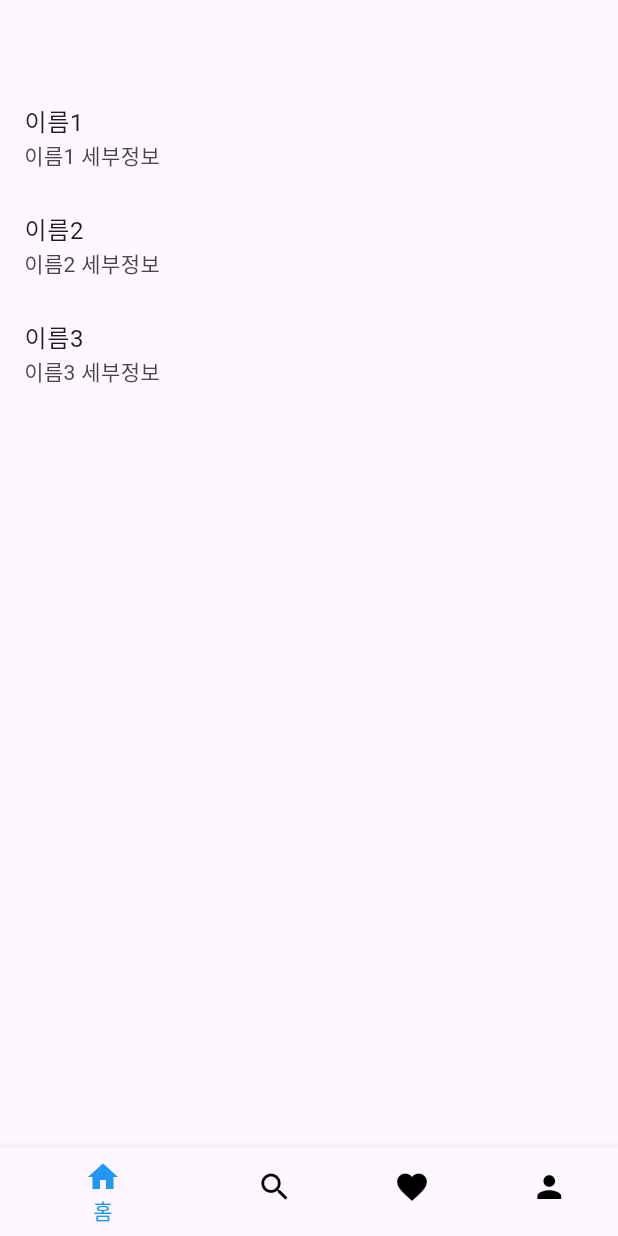
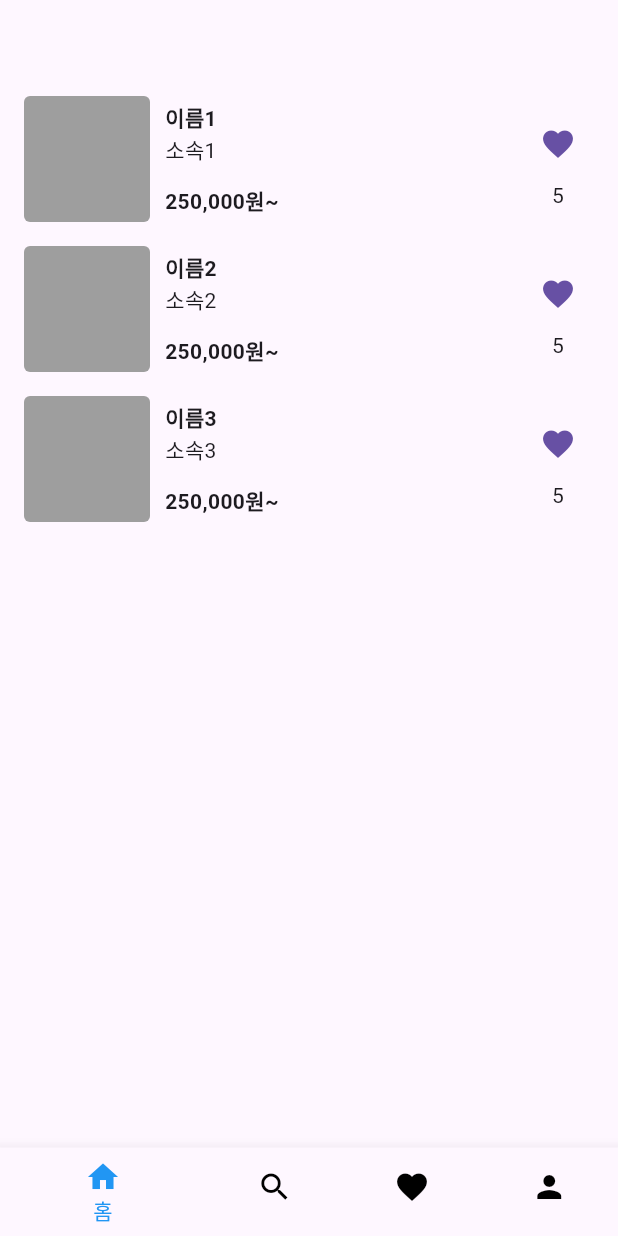
Before and after one commit to dears-swm-15th/dears-fe, a Flutter app: the screen it shows after launch, on a phone screen of 412 x 824 dp. Run offline on Flutter 3.47's test engine with Material 3 defaults, Android fonts, the phone set to English and light mode, and no system bars; our stand-ins replace dio, flutter_hooks, freezed_annotation, go_router, hooks_riverpod, retrofit and 1 more; generated files the repository leaves out were written again.

Commit message:
feat: portfolio list tile with favorite toggle button

```diff
--- a/lib/pages/main_page.dart
+++ b/lib/pages/main_page.dart
@@ -1,7 +1,7 @@
 import 'package:dears/providers/portfolio_list_provider.dart';
+import 'package:dears/widgets/portfolio_list_tile.dart';
 import 'package:flutter/material.dart';
 import 'package:flutter_hooks/flutter_hooks.dart';
-import 'package:go_router/go_router.dart';
 import 'package:hooks_riverpod/hooks_riverpod.dart';
 
 class MainPage extends HookConsumerWidget {
@@ -17,15 +17,13 @@ class MainPage extends HookConsumerWidget {
       appBar: AppBar(),
       body: Center(
         child: ListView(
-          children: portfolioList.map((e) {
-            return ListTile(
-              title: Text(e.name),
-              subtitle: Text("${e.name} 세부정보"),
-              onTap: () {
-                context.push("/details/${e.id}");
-              },
-            );
-          }).toList(),
+          children: List.generate(
+            portfolioList.length,
+            (index) {
+              final portfolio = portfolioList[index];
+              return PortfolioListTile(portfolio);
+            },
+          ),
         ),
       ),
       bottomNavigationBar: BottomNavigationBar(
--- /dev/null
+++ b/lib/widgets/favorite_toggle_button.dart
@@ -0,0 +1,37 @@
+import 'package:flutter/material.dart';
+import 'package:flutter_hooks/flutter_hooks.dart';
+
+class FavoriteToggleButton extends HookWidget {
+  final bool initialFavorite;
+  final int initialCount;
+
+  const FavoriteToggleButton({
+    super.key,
+    required this.initialFavorite,
+    required this.initialCount,
+  });
+
+  @override
+  Widget build(BuildContext context) {
+    final isFavorite = useState(initialFavorite);
+    final count = useState(initialCount);
+
+    final toggleFavorite = useCallback(() {
+      isFavorite.value = !isFavorite.value;
+      isFavorite.value ? count.value++ : count.value--;
+    });
+
+    return Column(
+      mainAxisAlignment: MainAxisAlignment.center,
+      children: [
+        IconButton(
+          onPressed: toggleFavorite,
+          isSelected: isFavorite.value,
+          selectedIcon: const Icon(Icons.favorite),
+          icon: const Icon(Icons.favorite_border),
+        ),
+        Text("${count.value}"),
+      ],
+    );
+  }
+}
--- /dev/null
+++ b/lib/widgets/portfolio_list_tile.dart
@@ -0,0 +1,70 @@
+import 'package:dears/domains/portfolio/portfolio.dart';
+import 'package:dears/widgets/favorite_toggle_button.dart';
+import 'package:flutter/material.dart';
+import 'package:go_router/go_router.dart';
+
+class PortfolioListTile extends StatelessWidget {
+  final Portfolio portfolio;
+
+  const PortfolioListTile(
+    this.portfolio, {
+    super.key,
+  });
+
+  @override
+  Widget build(BuildContext context) {
+    return InkWell(
+      onTap: () {
+        context.push("/details/${portfolio.id}");
+      },
+      child: Container(
+        padding: const EdgeInsets.symmetric(
+          horizontal: 16,
+          vertical: 8,
+        ),
+        height: 100,
+        child: Row(
+          mainAxisAlignment: MainAxisAlignment.spaceBetween,
+          children: [
+            Row(
+              children: [
+                Container(
+                  width: 84,
+                  height: 84,
+                  decoration: BoxDecoration(
+                    color: Colors.grey,
+                    borderRadius: BorderRadius.circular(4),
+                  ),
+                ),
+                const SizedBox(width: 10),
+                Container(
+                  padding: const EdgeInsets.symmetric(vertical: 4),
+                  child: Column(
+                    mainAxisAlignment: MainAxisAlignment.spaceAround,
+                    crossAxisAlignment: CrossAxisAlignment.start,
+                    children: [
+                      Text(
+                        portfolio.name,
+                        style: const TextStyle(fontWeight: FontWeight.bold),
+                      ),
+                      Text(portfolio.organization),
+                      const Spacer(),
+                      const Text(
+                        "250,000원~",
+                        style: TextStyle(fontWeight: FontWeight.bold),
+                      ),
+                    ],
+                  ),
+                ),
+              ],
+            ),
+            const FavoriteToggleButton(
+              initialFavorite: true,
+              initialCount: 5,
+            ),
+          ],
+        ),
+      ),
+    );
+  }
+}
```
